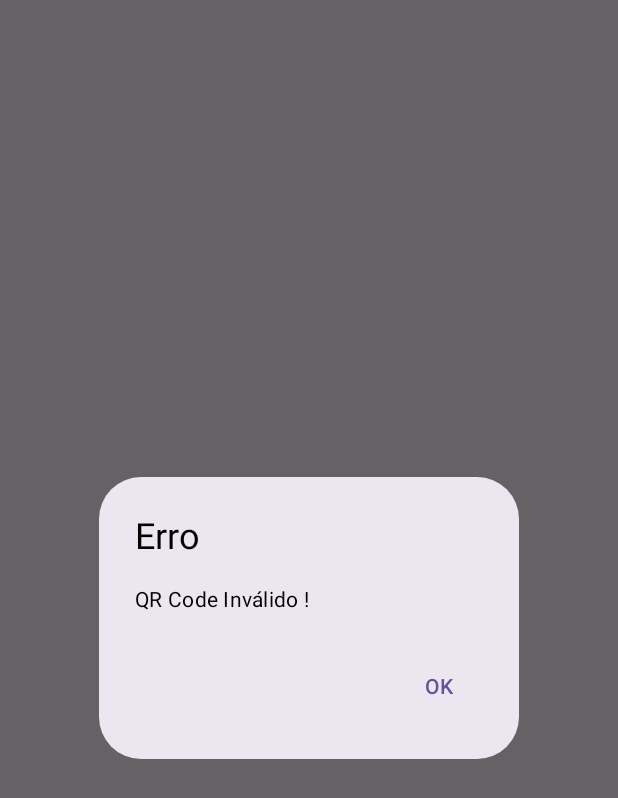
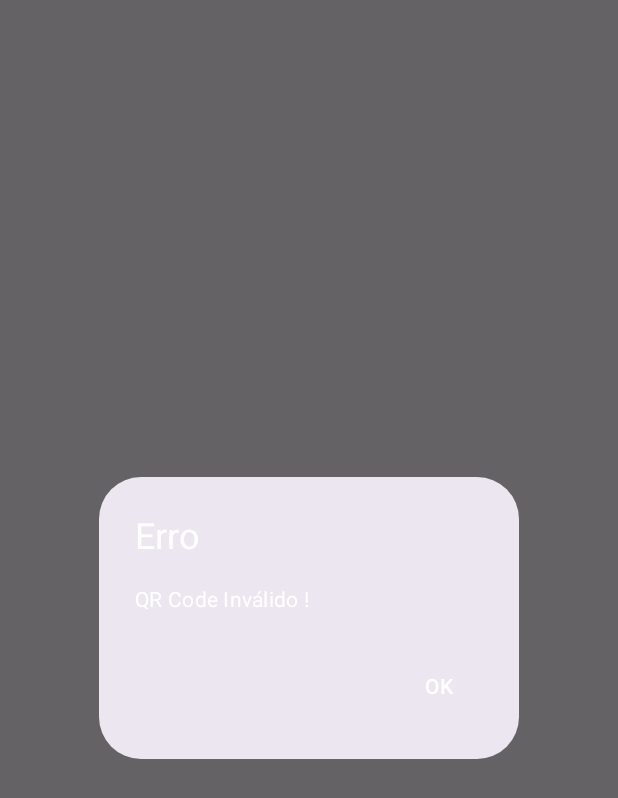
Before and after one commit to DavidFernanddes/QR-H.I.T.U, an Android app built with Jetpack Compose: the composable Dialog shown on its own in the app's theme, on a phone screen of 412 x 824 dp. Shown: the top 798 px of the screen. Run offline under Robolectric (Android 15) with nearby library versions, the phone set to English and light mode, and no system bars; libraries missing offline, so code that uses them is left out: androidx.camera.core, androidx.camera.lifecycle, androidx.camera.view, com.google.mlkit.vision.

Commit message:
Camera hotfixes and UI changes

```diff
--- a/app/src/main/java/com/example/qr_hitu/screens/adminScreens/scannerAdm/ScannerAdmin.kt
+++ b/app/src/main/java/com/example/qr_hitu/screens/adminScreens/scannerAdm/ScannerAdmin.kt
@@ -33,6 +33,7 @@ import com.example.qr_hitu.components.ScannerAdminInfo
 import com.example.qr_hitu.functions.SettingsManager
 import com.example.qr_hitu.functions.decryptAES
 import com.example.qr_hitu.functions.encryptionKey
+import com.example.qr_hitu.functions.isEncryptedString
 import com.google.mlkit.vision.barcode.BarcodeScanner
 import com.google.mlkit.vision.barcode.BarcodeScannerOptions
 import com.google.mlkit.vision.barcode.BarcodeScanning
@@ -121,6 +122,7 @@ fun ScannerAdminScreen(navController: NavController, viewModel: ScannerViewModel
                     val barcode = barcodeList.getOrNull(0)
 
                     barcode?.rawValue?.let { value ->
+                        if (isEncryptedString(value)) {
                             val decodedValue = decryptAES(value, encryptionKey)
                             val date = LocalDate.now().format(DateTimeFormatter.ofPattern("dd-MM-yyyy"))
 
@@ -144,6 +146,9 @@ fun ScannerAdminScreen(navController: NavController, viewModel: ScannerViewModel
 
                                 viewModel.setMyData(decodedValue)
                                 navController.navigate(ScannerAdminInfo.route)
+                            }
+                        } else {
+                            showState.value = true
                         }
                     }
                 }
@@ -220,19 +225,20 @@ fun Dialog(onDialogDismissed: () -> Unit) {
                 Text(
                     text = "Erro",
                     textAlign = TextAlign.Center,
-                    style = MaterialTheme.typography.headlineSmall
+                    style = MaterialTheme.typography.headlineSmall,
+                    color = MaterialTheme.colorScheme.onSecondary
                 )
             },
             text = {
-                Text(text = "QR Code Inválido !", style = MaterialTheme.typography.bodyMedium)
+                Text(text = "QR Code Inválido !", style = MaterialTheme.typography.bodyMedium, color = MaterialTheme.colorScheme.onSecondary)
             },
             confirmButton= {
                 TextButton(onClick = { openDialog.value = false;  onDialogDismissed()}) {
-                    Text(text = "OK", style = MaterialTheme.typography.labelLarge, color = MaterialTheme.colorScheme.primary)
+                    Text(text = "OK", style = MaterialTheme.typography.labelLarge, color = MaterialTheme.colorScheme.onSecondary)
                 }
             },
-            textContentColor = MaterialTheme.colorScheme.primaryContainer,
-            titleContentColor = MaterialTheme.colorScheme.primary,
+            textContentColor = MaterialTheme.colorScheme.onSecondary,
+            titleContentColor = MaterialTheme.colorScheme.onSecondary,
         )
     }
 
```
Also changed, not shown: app/src/main/java/com/example/qr_hitu/functions/Encryption.kt (+17 -0 lines). Lines whose indentation alone changed are shown as unchanged.
